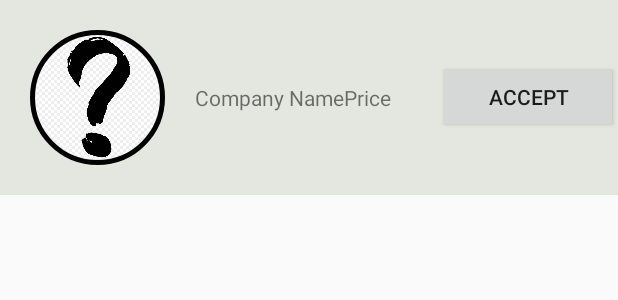
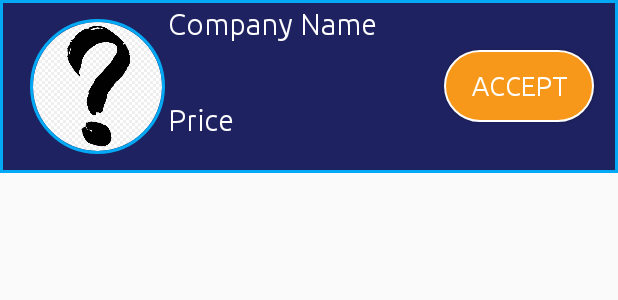
Before and after one commit to HolkerDev/Wholesale, an Android app: the layout item_offer_client.xml on its own in the app's theme, with its tools: preview values and no code run, on a phone screen of 412 x 824 dp. Shown: the top 300 px of the screen. Run offline under Robolectric (Android 15) with nearby library versions, the phone set to English and light mode, and no system bars.

Commit message:
Add design for item_offer_client

```diff
--- a/app/src/main/res/layout/item_offer_client.xml
+++ b/app/src/main/res/layout/item_offer_client.xml
@@ -1,9 +1,9 @@
 <?xml version="1.0" encoding="utf-8"?>
-<LinearLayout xmlns:android="http://schemas.android.com/apk/res/android"
+<androidx.constraintlayout.widget.ConstraintLayout xmlns:android="http://schemas.android.com/apk/res/android"
     xmlns:app="http://schemas.android.com/apk/res-auto"
     android:layout_width="match_parent"
-    android:layout_height="wrap_content"
-    android:background="@color/colorGaps"
+    android:layout_height="115dp"
+    android:background="@drawable/stroke_offer_main"
     android:orientation="horizontal">
 
 
@@ -12,31 +12,63 @@
         android:layout_width="90dp"
         android:layout_height="90dp"
         android:layout_margin="20dp"
+        android:layout_marginStart="16dp"
+        android:layout_marginTop="5dp"
+        android:layout_marginBottom="13dp"
         android:src="@drawable/unknown"
-        app:civ_border_color="#000000"
-        app:civ_border_width="3dp" />
+        app:civ_border_color="#03A9F4"
+        app:civ_border_width="2dp"
+        app:layout_constraintBottom_toBottomOf="parent"
+        app:layout_constraintStart_toStartOf="parent"
+        app:layout_constraintTop_toTopOf="parent" />
 
     <TextView
         android:id="@+id/offer_item_client_name"
         android:layout_width="wrap_content"
-        android:layout_height="wrap_content"
+        android:layout_height="26dp"
         android:layout_gravity="center"
-        android:text="Company Name" />
+        android:layout_marginStart="112dp"
+        android:layout_marginTop="4dp"
+        android:fontFamily="@font/ubuntu_light"
+        android:text="Company Name"
+        android:textColor="@color/colorWhite"
+        android:textSize="20sp"
+        app:layout_constraintStart_toStartOf="parent"
+        app:layout_constraintTop_toTopOf="parent" />
 
     <TextView
         android:id="@+id/offer_item_client_price"
         android:layout_width="wrap_content"
         android:layout_height="wrap_content"
+        android:layout_alignBottom="@+id/offer_item_client_accept"
         android:layout_gravity="center"
-        android:layout_weight="1"
-        android:text="Price" />
+        android:layout_marginStart="112dp"
+        android:layout_marginBottom="24dp"
+        android:layout_toStartOf="@+id/offer_item_client_accept"
+        android:layout_weight="0"
+        android:fontFamily="@font/ubuntu_light"
+        android:text="Price"
+        android:textColor="@color/colorWhite"
+        android:textSize="20sp"
+        app:layout_constraintBottom_toBottomOf="parent"
+        app:layout_constraintStart_toStartOf="parent" />
 
     <Button
         android:id="@+id/offer_item_client_accept"
-        android:layout_width="wrap_content"
+        android:layout_width="100dp"
         android:layout_height="wrap_content"
+        android:layout_alignParentEnd="true"
+        android:layout_alignParentBottom="true"
         android:layout_gravity="center"
+        android:layout_marginTop="33dp"
+        android:layout_marginEnd="16dp"
         android:layout_weight="1"
-        android:text="Accept" />
+        android:background="@drawable/btn_rounded"
+        android:fontFamily="@font/ubuntu_light"
+        android:text="Accept"
+        android:textColor="@color/colorWhite"
+        android:textSize="18sp"
+        app:layout_constraintEnd_toEndOf="parent"
+        app:layout_constraintTop_toTopOf="parent" />
 
-</LinearLayout>
+</androidx.constraintlayout.widget.ConstraintLayout>
```
